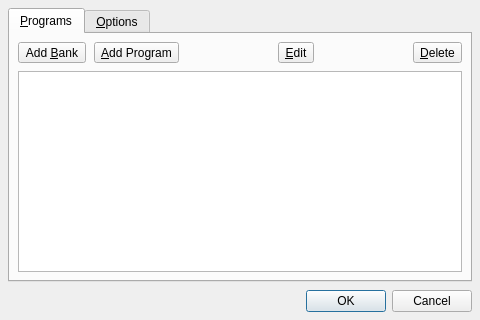
rncbc/synthv1, file src/synthv1widget_config.ui: the form before one commit.
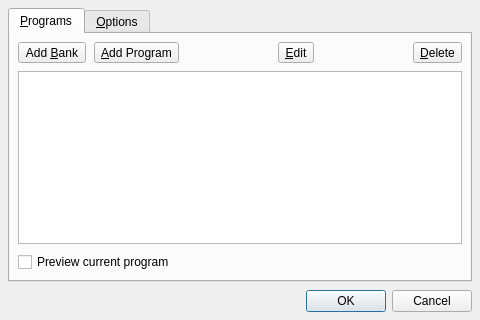
The form after the commit. Icons and pictures are not drawn. Custom widgets are drawn as their Qt base class.

Commit message: - More MIDI bank/programs refactoring.

Diff of the .ui file:
```diff
--- a/src/synthv1widget_config.ui
+++ b/src/synthv1widget_config.ui
@@ -173,6 +173,16 @@
          </column>
         </widget>
        </item>
+       <item>
+        <widget class="QCheckBox" name="ProgramsPreviewCheckBox" >
+         <property name="toolTip" >
+          <string>Whether to preview the current selected program</string>
+         </property>
+         <property name="text" >
+          <string>Preview current program</string>
+         </property>
+        </widget>
+       </item>
       </layout>
      </widget>
      <widget class="QWidget" name="OptionsTab">
```
The commit also changes 6 other files.
